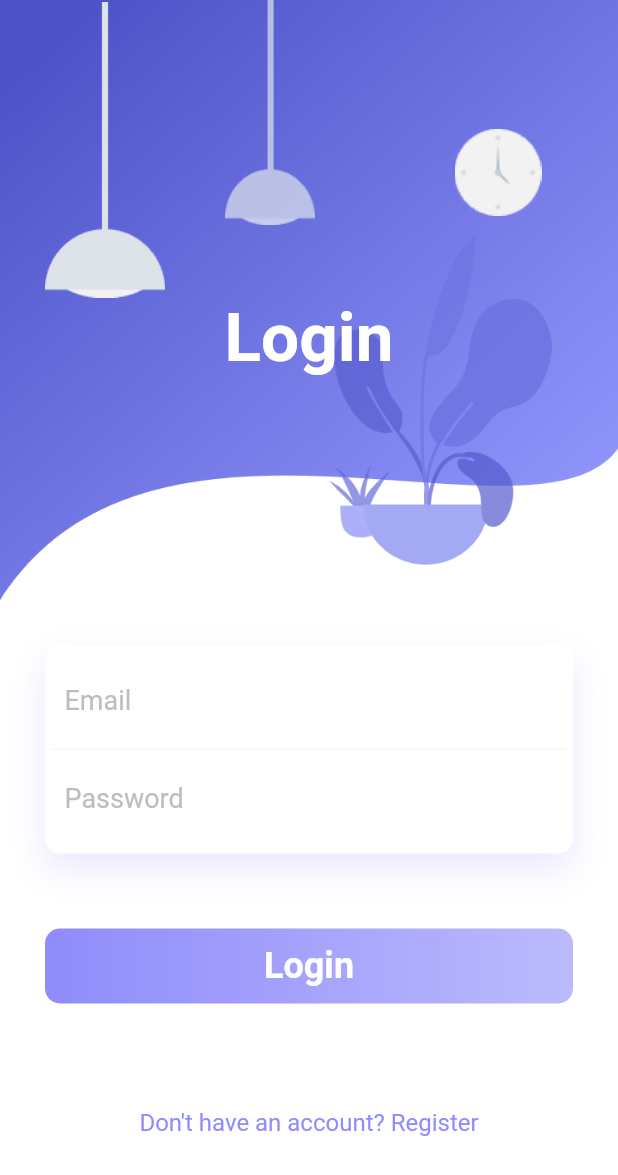
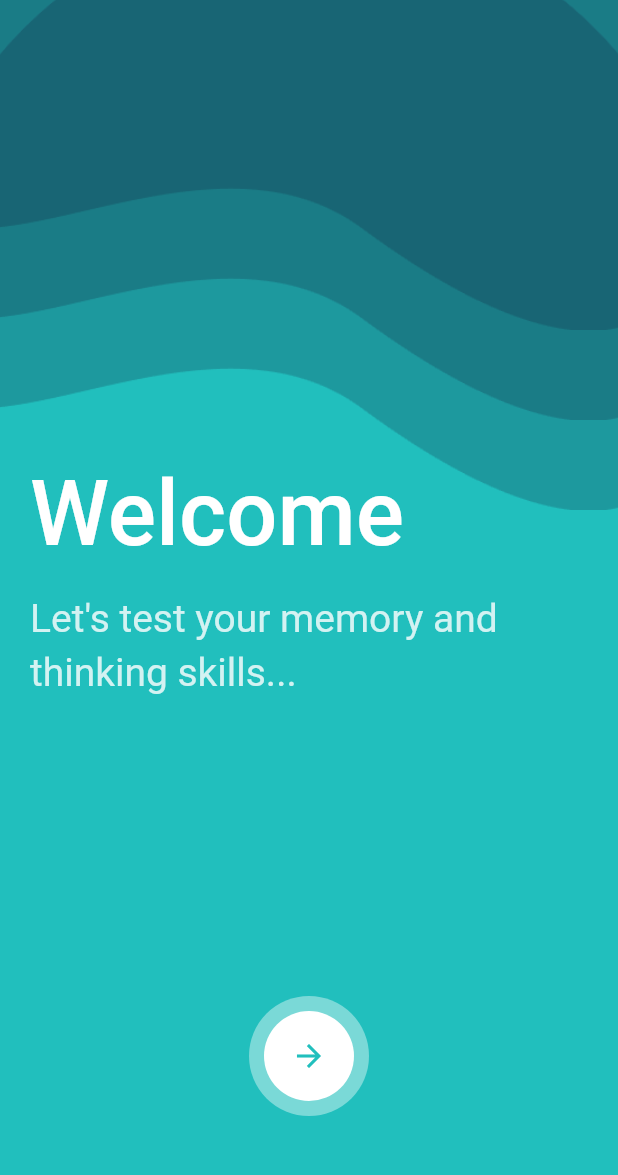
Before and after one commit to sonalsk/RememberME, a Flutter app: the screen it shows after launch, on a phone screen of 412 x 824 dp. Shown: the top 1175 px of the screen. Run offline on Flutter 3.47's test engine with Material 2 defaults, Android fonts, the phone set to English and light mode, and no system bars; our stand-ins replace carousel_slider, google_fonts, page_transition, simple_animations; Roboto replaces fonts that are missing (Acme, Signika).

Commit message:
Made splash screen and changed homepage dynamics added launch screen and icons

```diff
--- a/alzheimers_game/lib/main.dart
+++ b/alzheimers_game/lib/main.dart
@@ -1,5 +1,6 @@
 //import 'package:alzheimers_game/games/threeObjects.dart';
 import 'package:alzheimers_game/screens/login/login.dart';
+import 'package:alzheimers_game/screens/splashscreen.dart';
 import 'package:flutter/material.dart';
 import 'package:alzheimers_game/screens/home/home.dart';
 
@@ -17,7 +18,7 @@ class RememberME extends StatelessWidget {
         visualDensity: VisualDensity.adaptivePlatformDensity,
       ),
       debugShowCheckedModeBanner: false,
-      home: LogIn(),
+      home: SplashScreen(),
     );
   }
 }
--- a/alzheimers_game/lib/screens/home/home.dart
+++ b/alzheimers_game/lib/screens/home/home.dart
@@ -3,6 +3,7 @@ import 'package:alzheimers_game/screens/home/gamescreen.dart';
 import 'package:flutter/material.dart';
 import 'package:google_fonts/google_fonts.dart';
 import 'package:alzheimers_game/shared/constants.dart';
+import 'package:carousel_slider/carousel_slider.dart';
 
 class Home extends StatefulWidget {
   @override
@@ -33,7 +34,7 @@ class _HomeState extends State<Home> {
                         mainAxisAlignment: MainAxisAlignment.spaceBetween,
                         children: [
                           IconButton(
-                              icon: Icon(Icons.menu),
+                            icon: Icon(Icons.chat),
                             color: white,
                             onPressed: () {},
                           ),
@@ -45,14 +46,14 @@ class _HomeState extends State<Home> {
                         ],
                       ))
                 ])),
-          SizedBox(height: 15),
+        SizedBox(height: 20),
         Padding(
-            padding: EdgeInsets.only(left: 35.0, top: 10.0),
+          padding: EdgeInsets.only(left: 45.0, top: 8.0),
           child: Row(
             children: [
               Text('RememberME',
                   style: GoogleFonts.acme(
-                      fontSize: 35.0,
+                    fontSize: 40.0,
                     color: white,
                   ))
             ],
@@ -60,47 +61,46 @@ class _HomeState extends State<Home> {
         ),
         SizedBox(height: 40.0),
         Container(
-              height: screenHeight - 175.0,
+            height: screenHeight - 190.0,
             decoration: BoxDecoration(
               color: white,
               borderRadius: BorderRadius.only(
                   topLeft: Radius.circular(75.0),
-                    topRight: Radius.circular(75.0)),
+                  //topRight: Radius.circular(75.0)
                   ),
-              child: ListView(
-                primary: false,
-                padding: EdgeInsets.only(
-                  left: 25.0,
-                  right: 20.0,
             ),
-                children: [
-                  Padding(
-                    padding: EdgeInsets.only(top: 45.0),
-                    child: Container(
-                        height: screenHeight - 300,
-                        child: ListView(
-                          scrollDirection: Axis.vertical,
-                          children: [
-                            _buildGameCard('assets/memory-game.png',
-                                'Memory Game', 'Testing Memory Power'),
-                            _buildGameCard('assets/gtc.png', 'Match Color',
+            child: CarouselSlider(
+              height: screenHeight * 0.55,
+              scrollDirection: Axis.horizontal,
+              items: [
+                _buildGameCard('assets/memory-game.png', 'Memory Game',
                     'Testing Memory Power'),
-                            _buildGameCard('assets/ttt.png', 'Tic Tac Toe',
-                                'Testing Memory Power'),
-                            _buildGameCard('assets/snake-game.png',
-                                'Snake Game', 'Testing Memory Power')
+                _buildGameCard(
+                    'assets/gtc.png', 'Match Color', 'Testing Memory Power'),
+                _buildGameCard(
+                    'assets/ttt.png', 'Tic Tac Toe', 'Testing Memory Power'),
+                _buildGameCard('assets/snake-game.png', 'Snake Game',
+                    'Testing Memory Power')
               ],
+              enlargeCenterPage: true,
+              viewportFraction: 0.8,
             )),
-                  )
-                ],
-              )),
-        ]));
+      ]),
+      // floatingActionButton: Padding(
+      //   padding: const EdgeInsets.all(5.0),
+      //   child: FloatingActionButton(
+      //     backgroundColor: primaryTeal,
+      //     child: Icon(Icons.chat, color: white),
+      //     onPressed: () {},
+      //   ),
+
+    );
   }
 
   Widget _buildGameCard(String imgPath, String gameName, String gameCategory) {
     return Padding(
       padding:
-            EdgeInsets.only(left: 20.0, right: 20.0, top: 20.0, bottom: 10.0),
+          EdgeInsets.only(left: 20.0, right: 20.0, top: 10.0, bottom: 40.0),
       child: InkWell(
           onTap: () {
             Navigator.of(context).push(MaterialPageRoute(
@@ -118,6 +118,7 @@ class _HomeState extends State<Home> {
             elevation: 5.0,
             child: Padding(
                 padding: EdgeInsets.all(20.0),
+                child: SingleChildScrollView(
                   child: Column(
                       //mainAxisAlignment: MainAxisAlignment.spaceBetween,
                       children: [
@@ -155,10 +156,13 @@ class _HomeState extends State<Home> {
                               widthFactor: 0.7,
                               child: RaisedButton(
                                   shape: RoundedRectangleBorder(
-                                    borderRadius: BorderRadius.circular(10.0)),
+                                      borderRadius:
+                                          BorderRadius.circular(10.0)),
                                   onPressed: () {
-                                  Navigator.of(context).push(MaterialPageRoute(
-                                      builder: (context) => threeProducts()));
+                                    Navigator.of(context).push(
+                                        MaterialPageRoute(
+                                            builder: (context) =>
+                                                threeProducts()));
                                   },
                                   color: white,
                                   splashColor: primaryTeal.withOpacity(0.7),
@@ -174,6 +178,7 @@ class _HomeState extends State<Home> {
                         ),
                       ]),
                 )),
-        ));
+          )),
+    );
   }
 }
--- a/alzheimers_game/lib/screens/login/login.dart
+++ b/alzheimers_game/lib/screens/login/login.dart
@@ -76,7 +76,7 @@ class _LogInState extends State<LogIn> {
                                 ))))),
                   ])),
               Padding(
-                  padding: EdgeInsets.all(30.0),
+                  padding: EdgeInsets.only(left: 30.0, right: 30.0, top : 50.0),
                   child: Column(children: [
                     FadeAnimation(
                       1.8,
@@ -124,15 +124,15 @@ class _LogInState extends State<LogIn> {
                         ),
                       ),
                     ),
-                    SizedBox(height: 50),
+                    SizedBox(height: 70),
                     FadeAnimation(
                       2,
                       InkWell(
-                        onTap: () {
-                          Navigator.of(context).push(
-                              MaterialPageRoute(builder: (context) => Home()));
+                        onTap: (){
+                          Navigator.of(context).push(MaterialPageRoute(
+                                builder: (context) => Home()));
                         },
-                        child: Container(
+                                              child: Container(
                           height: 50,
                           decoration: BoxDecoration(
                               borderRadius: BorderRadius.circular(10),
@@ -150,11 +150,13 @@ class _LogInState extends State<LogIn> {
                         ),
                       ),
                     ),
-                    SizedBox(height: 70.0),
+                    SizedBox(height: 30.0),
                     FadeAnimation(
                         1.5,
                         InkWell(
-                          onTap: () {},
+                          onTap: () {
+
+                          },
                           child: Text("Don't have an account? Register",
                               style: GoogleFonts.signika(
                                 fontSize: 16.0,
--- /dev/null
+++ b/alzheimers_game/lib/screens/splashscreen.dart
@@ -0,0 +1,237 @@
+import 'package:alzheimers_game/animations/fadeanimation.dart';
+import 'package:alzheimers_game/screens/login/login.dart';
+import 'package:flutter/material.dart';
+import 'package:alzheimers_game/shared/constants.dart';
+import 'package:google_fonts/google_fonts.dart';
+import 'package:page_transition/page_transition.dart';
+
+class SplashScreen extends StatefulWidget {
+  @override
+  _SplashScreenState createState() => _SplashScreenState();
+}
+
+class _SplashScreenState extends State<SplashScreen>
+    with TickerProviderStateMixin {
+  AnimationController _scaleController;
+  AnimationController _scale2Controller;
+  AnimationController _widthController;
+  AnimationController _positionController;
+
+  Animation<double> _scaleAnimation;
+  Animation<double> _scale2Animation;
+  Animation<double> _widthAnimation;
+  Animation<double> _positionAnimation;
+
+  bool hideIcon = false;
+
+  @override
+  void initState() {
+    super.initState();
+
+    _scaleController =
+        AnimationController(vsync: this, duration: Duration(milliseconds: 300));
+
+    _scaleAnimation =
+        Tween<double>(begin: 1.0, end: 0.8).animate(_scaleController)
+          ..addStatusListener((status) {
+            if (status == AnimationStatus.completed) {
+              _widthController.forward();
+            }
+          });
+
+    _widthController =
+        AnimationController(vsync: this, duration: Duration(milliseconds: 600));
+
+    _widthAnimation =
+        Tween<double>(begin: 80.0, end: 300.0).animate(_widthController)
+          ..addStatusListener((status) {
+            if (status == AnimationStatus.completed) {
+              _positionController.forward();
+            }
+          });
+
+    _positionController = AnimationController(
+        vsync: this, duration: Duration(milliseconds: 1000));
+
+    _positionAnimation =
+        Tween<double>(begin: 0.0, end: 215.0).animate(_positionController)
+          ..addStatusListener((status) {
+            if (status == AnimationStatus.completed) {
+              setState(() {
+                hideIcon = true;
+              });
+              _scale2Controller.forward();
+            }
+          });
+
+    _scale2Controller = AnimationController(
+        vsync: this, duration: Duration(milliseconds: 1000));
+
+    _scale2Animation = Tween<double>(begin: 1.0, end: 34.0).animate(
+        _scale2Controller)
+      ..addStatusListener((status) {
+        if (status == AnimationStatus.completed) {
+          Navigator.pop(context);
+          Navigator.push(context,
+              PageTransition(type: PageTransitionType.fade, child: LogIn()));
+        }
+      });
+  }
+
+  @override
+  Widget build(BuildContext context) {
+    final double width = MediaQuery.of(context).size.width;
+    final double height = MediaQuery.of(context).size.height;
+
+    return Scaffold(
+        backgroundColor: primaryTeal,
+        body: Container(
+            width: double.infinity,
+            child: Stack(
+              children: [
+                Positioned(
+                  top: -60,
+                  left: 0,
+                  child: FadeAnimation(
+                      1,
+                      Container(
+                        width: width,
+                        height: 400.0,
+                        decoration: BoxDecoration(
+                            image: DecorationImage(
+                          image: AssetImage('assets/splashcolor.png'),
+                          fit: BoxFit.cover,
+                        )),
+                      )),
+                ),
+                Positioned(
+                    top: -120,
+                    left: 0,
+                    child: FadeAnimation(
+                      1.3,
+                      Container(
+                        width: width,
+                        height: 400.0,
+                        decoration: BoxDecoration(
+                            image: DecorationImage(
+                          image: AssetImage('assets/splashcolor.png'),
+                          fit: BoxFit.cover,
+                        )),
+                      ),
+                    )),
+                Positioned(
+                    top: -180,
+                    left: 0,
+                    child: FadeAnimation(
+                      1.5,
+                      Container(
+                        width: width,
+                        height: 400.0,
+                        decoration: BoxDecoration(
+                            image: DecorationImage(
+                          image: AssetImage('assets/splashcolor.png'),
+                          fit: BoxFit.cover,
+                        )),
+                      ),
+                    )),
+                Container(
+                    padding: EdgeInsets.all(20.0),
+                    child: Column(
+                      mainAxisAlignment: MainAxisAlignment.end,
+                      crossAxisAlignment: CrossAxisAlignment.start,
+                      children: [
+                        FadeAnimation(
+                          1,
+                          Text("Welcome",
+                              style: GoogleFonts.acme(
+                                fontSize: 60.0,
+                                color: white,
+                                fontWeight: FontWeight.w500,
+                              )),
+                        ),
+                        SizedBox(
+                          height: 15,
+                        ),
+                        FadeAnimation(
+                          1.3,
+                          Text("Let's test your memory and thinking skills...",
+                              style: GoogleFonts.acme(
+                                fontSize: 26.0,
+                                color: white.withOpacity(.8),
+                                height: 1.4,
+                                //fontWeight: FontWeight.bold,
+                              )),
+                        ),
+                        SizedBox(
+                          height: 200,
+                        ),
+                        FadeAnimation(
+                            1.6,
+                            AnimatedBuilder(
+                              animation: _scaleController,
+                              builder: (context, child) => Transform.scale(
+                                  scale: _scaleAnimation.value,
+                                  child: Center(
+                                    child: AnimatedBuilder(
+                                      animation: _widthController,
+                                      builder: (context, child) => Container(
+                                        width: _widthAnimation.value,
+                                        height: 80,
+                                        padding: EdgeInsets.all(10),
+                                        decoration: BoxDecoration(
+                                            borderRadius:
+                                                BorderRadius.circular(50.0),
+                                            color: white.withOpacity(.4)),
+                                        child: InkWell(
+                                          onTap: () {
+                                            _scaleController.forward();
+                                          },
+                                          child: Stack(children: [
+                                            AnimatedBuilder(
+                                              animation: _positionController,
+                                              builder: (context, child) =>
+                                                  Positioned(
+                                                left: _positionAnimation.value,
+                                                child: AnimatedBuilder(
+                                                  animation: _scale2Controller,
+                                                  builder: (context, chlid) =>
+                                                      Transform.scale(
+                                                          scale:
+                                                              _scale2Animation
+                                                                  .value,
+                                                          child: Container(
+                                                            width: 60,
+                                                            height: 60,
+                                                            decoration:
+                                                                BoxDecoration(
+                                                                    shape: BoxShape
+                                                                        .circle,
+                                                                    color:
+                                                                        white),
+                                                            child: hideIcon ==
+                                                                    false
+                                                                ? Icon(
+                                                                    Icons
+                                                                        .arrow_forward,
+                                                                    color:
+                                                                        primaryTeal)
+                                                                : Container(),
+                                                          )),
+                                                ),
+                                              ),
+                                            ),
+                                          ]),
+                                        ),
+                                      ),
+                                    ),
+                                  )),
+                            )),
+                        SizedBox(
+                          height: 60,
+                        ),
+                      ],
+                    )),
+              ],
+            )));
+  }
+}
--- a/alzheimers_game/pubspec.yaml
+++ b/alzheimers_game/pubspec.yaml
@@ -34,6 +34,8 @@ dev_dependencies:
   flutter_test:
     sdk: flutter
   simple_animations: ^1.3.3
+  page_transition: "^1.1.7+2"
+  carousel_slider: ^1.3.0
 
 # For information on the generic Dart part of this file, see the
 # following page: https://dart.dev/tools/pub/pubspec
```
Also changed, not shown: alzheimers_game/assets/splashcolor.png (added), alzheimers_game/pubspec.lock, 7 other files. Lines whose indentation alone changed are shown as unchanged.
